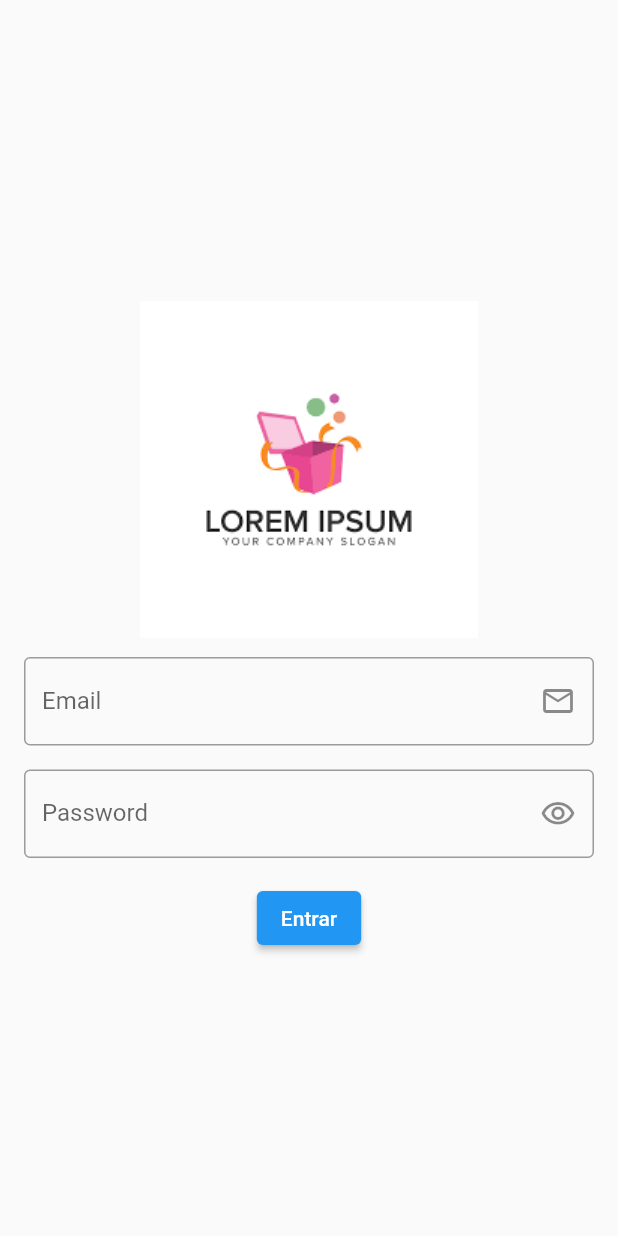
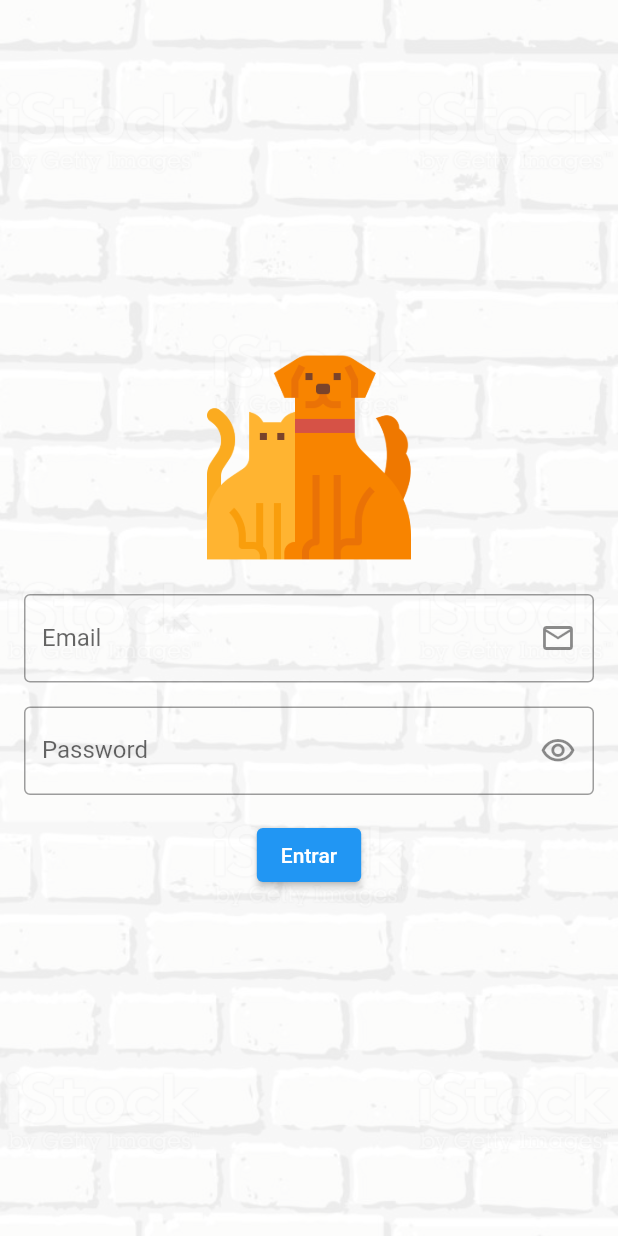
Before and after one commit to tamirfaria/flutterando, a Flutter app: the screen it shows after launch, on a phone screen of 412 x 824 dp. Run offline on Flutter 3.47's test engine with Material 2 defaults, Android fonts, the phone set to English and light mode, and no system bars.

Commit message:
Trabalhando com Stack

```diff
--- a/lib/pages/login/login_page.dart
+++ b/lib/pages/login/login_page.dart
@@ -17,7 +17,21 @@ class _LoginPageState extends State<LoginPage> {
   Widget build(BuildContext context) {
     return Scaffold(
       body: SingleChildScrollView(
-        child: Padding(
+        child: Stack(
+          children: [
+            SizedBox(
+              height: MediaQuery.of(context).size.height,
+              child: Image.asset(
+                'assets/images/background.jpg',
+                fit: BoxFit.cover,
+              ),
+            ),
+            Container(
+              height: MediaQuery.of(context).size.height,
+              width: MediaQuery.of(context).size.width,
+              color: Colors.white.withOpacity(0.75),
+            ),
+            Padding(
               padding: const EdgeInsets.symmetric(horizontal: 16.0),
               child: SizedBox(
                 height: MediaQuery.of(context).size.height,
@@ -26,10 +40,11 @@ class _LoginPageState extends State<LoginPage> {
                   mainAxisAlignment: MainAxisAlignment.center,
                   children: [
                     SizedBox(
-                  height: 250,
-                  width: 250,
+                      height: 150,
+                      width: 150,
                       child: Image.asset('assets/images/logo.png'),
                     ),
+                    const SizedBox(height: 16),
                     CustomTextFieldEmail(controller: controller),
                     const SizedBox(height: 16.0),
                     CustomTextFieldPassword(controller: controller),
@@ -39,6 +54,8 @@ class _LoginPageState extends State<LoginPage> {
                 ),
               ),
             ),
+          ],
+        ),
       ),
     );
   }
--- a/pubspec.yaml
+++ b/pubspec.yaml
@@ -23,3 +23,4 @@ flutter:
   uses-material-design: true
   assets:
     - assets/images/logo.png
+    - assets/images/background.jpg
```
Also changed, not shown: assets/images/background.jpg (added), assets/images/logo.png. Lines whose indentation alone changed are shown as unchanged.
